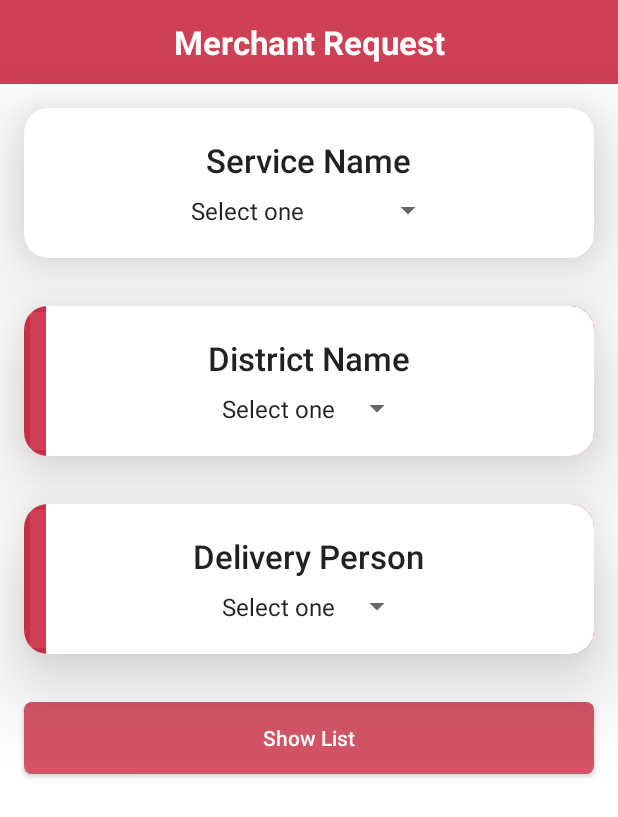
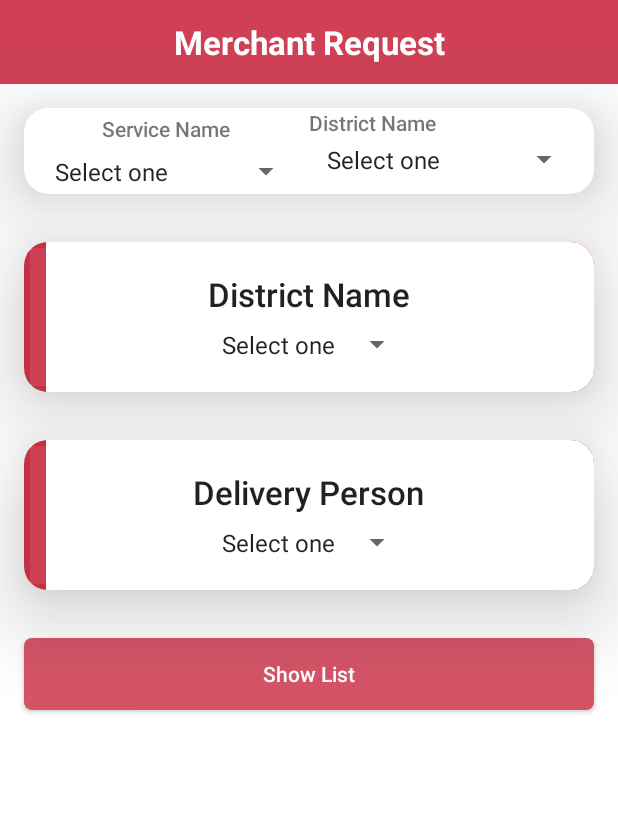
Before and after one commit to fatimatuzzohora/Parcel, an Android app: the HomeActivity screen opened directly, with no data from a screen before it, in the side drawer, after a tap on "Merchant Request", on a phone screen of 412 x 824 dp. Shown: the top 817 px of the screen. Run offline under Robolectric (Android 15) with nearby library versions, the phone set to English and light mode, and no system bars; 1 statement that could not run was skipped.

```diff
--- a/app/src/main/java/com/example/parcel/Interface/ApiInterface.java
+++ b/app/src/main/java/com/example/parcel/Interface/ApiInterface.java
@@ -23,24 +23,25 @@ import retrofit2.http.Query;
 
 public interface ApiInterface {
 
-
    /* @GET("login")
     Call<ServerResponse> userSignIn(@FieldMap Map<String, String> userAuth);*/
-
-
- /*   @GET("login")
-    Call<ServerResponse> userSignIn(@Query("UserId") String userId,
-                                    @Query("Password") String password);*/
 
 
  /*   @GET("login")
     Call<ObjectAuth> userSignIn(@Query("UserId") String userId,
                                 @Query("Password") String password);*/
 
+ /*   @GET("api/login")
+    Call<JsonObject> userSignIn(@Query("UserId") String userId,
+                                @Query("Password") String password);*/
+
+
+
     //Log in activity
-    @GET("api/login")
-    Call<JsonObject> userSignIn(@Query("UserId") String userId,
-                                @Query("Password") String password);
+    @POST("api/login")
+    Call<ServerResponse> userSignIn(@Query("UserId") String userId,
+                                    @Query("Password") String password);
+
 
     //Dashboard Activity...........
 
--- a/app/src/main/res/layout/activity_merchant_request.xml
+++ b/app/src/main/res/layout/activity_merchant_request.xml
@@ -37,6 +37,72 @@
 
         <LinearLayout
             android:layout_width="match_parent"
+            android:layout_height="wrap_content"
+            android:orientation="horizontal">
+
+            <LinearLayout
+                android:layout_width="@dimen/global_0dp"
+                android:layout_height="wrap_content"
+                android:orientation="vertical"
+                android:layout_weight="1"
+                android:gravity="center">
+
+                <TextView
+                    android:layout_width="wrap_content"
+                    android:layout_height="wrap_content"
+                    android:text="@string/service_name"
+                    android:padding="@dimen/global_4dp"
+                    android:textStyle="bold"
+                    android:fontFamily="sans-serif-light"
+                    android:textAppearance="@style/TextAppearance.AppCompat.Small"
+                    />
+
+                <Spinner
+                    android:id="@+id/sp_service"
+                    android:layout_width="wrap_content"
+                    android:layout_height="wrap_content"
+                    android:padding="@dimen/global_4dp"
+                    android:entries="@array/service_arrays"
+                    style="@style/customSpinnerStyle"/>
+
+
+            </LinearLayout>
+
+
+            <LinearLayout
+                android:layout_width="@dimen/global_0dp"
+                android:layout_height="wrap_content"
+                android:orientation="vertical"
+                android:layout_weight="1">
+
+                <TextView
+                    android:layout_width="wrap_content"
+                    android:layout_height="wrap_content"
+                    android:text="@string/district_name"
+                    android:textStyle="bold"
+                    android:fontFamily="sans-serif-light"
+                    android:textAppearance="@style/TextAppearance.AppCompat.Small"
+                    />
+
+                <Spinner
+                    android:layout_width="wrap_content"
+                    android:layout_height="wrap_content"
+                    android:padding="@dimen/global_4dp"
+                    android:entries="@array/service_arrays" />
+
+
+            </LinearLayout>
+
+
+
+
+        </LinearLayout>
+
+
+
+
+      <!--  <LinearLayout
+            android:layout_width="match_parent"
             android:layout_height="100dp"
             android:orientation="vertical"
             android:gravity="center">
@@ -59,7 +125,7 @@
                 android:entries="@array/service_arrays" />
 
 
-        </LinearLayout>
+        </LinearLayout>-->
 
     </android.support.v7.widget.CardView>
 
--- a/app/src/main/res/values/strings.xml
+++ b/app/src/main/res/values/strings.xml
@@ -18,7 +18,7 @@
                                 and Try Again!</string>
     <string name="try_again">Try Again</string>
 
-   <!-- Extra String-->
+    <!-- Extra String-->
     <string name="exit">Exit</string>
     <string name="exit_msg">Do you want to exit?</string>
     <string name="yes">Yes</string>
@@ -30,7 +30,7 @@
     <string name="pick_up_report">Pick Up Report</string>
     <string name="parcel_return_report">Parcel Return Report</string>
 
-   <!--Home page:  Header line-->
+    <!--Home page:  Header line-->
     <string name="monthly_report">Monthly View</string>
     <string name="contacts">Contacts</string>
     <string name="dashboard">Dashboard</string>
@@ -91,7 +91,6 @@
     <string name="rocket">Rocket No : </string>
 
 
-
     <!--Merchant Requisition-->
     <string name="service_name">Service Name</string>
     <string name="district_name">District Name</string>
--- a/app/src/main/res/values/styles.xml
+++ b/app/src/main/res/values/styles.xml
@@ -54,6 +54,13 @@
         <item name="android:textAppearance">@style/TextAppearance.AppCompat.Small</item>
     </style>
 
+    <style name="customSpinnerStyle" parent="Widget.AppCompat.TextView.SpinnerItem">
+        <item name="android:textSize">42sp</item>
+        <item name="android:textColor">@color/colorPink</item>
+    </style>
+
+
+
     <style name="AppTheme.NoActionBar">
         <item name="windowActionBar">false</item>
         <item name="windowNoTitle">true</item>
```
Also changed, not shown: app/src/main/AndroidManifest.xml (+5 -5 lines), app/src/main/java/com/example/parcel/Activity/LogIn.java (+41 -2 lines), app/src/main/java/com/example/parcel/Activity/MerchantBillingActivity.java (added, +27 -0 lines), app/src/main/java/com/example/parcel/model/BillingReport.java (added, +139 -0 lines), app/src/main/java/com/example/parcel/model/ServerResponse.java (+9 -15 lines), app/src/main/res/layout/activity_merchant_billing.xml (added, +19 -0 lines).
